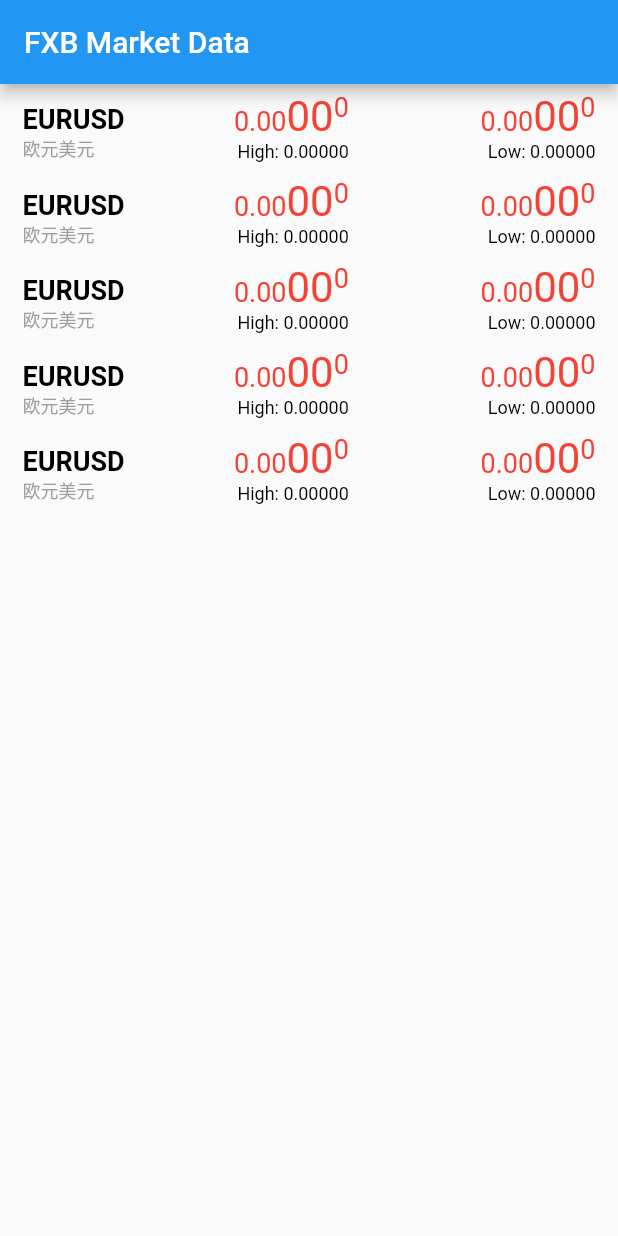
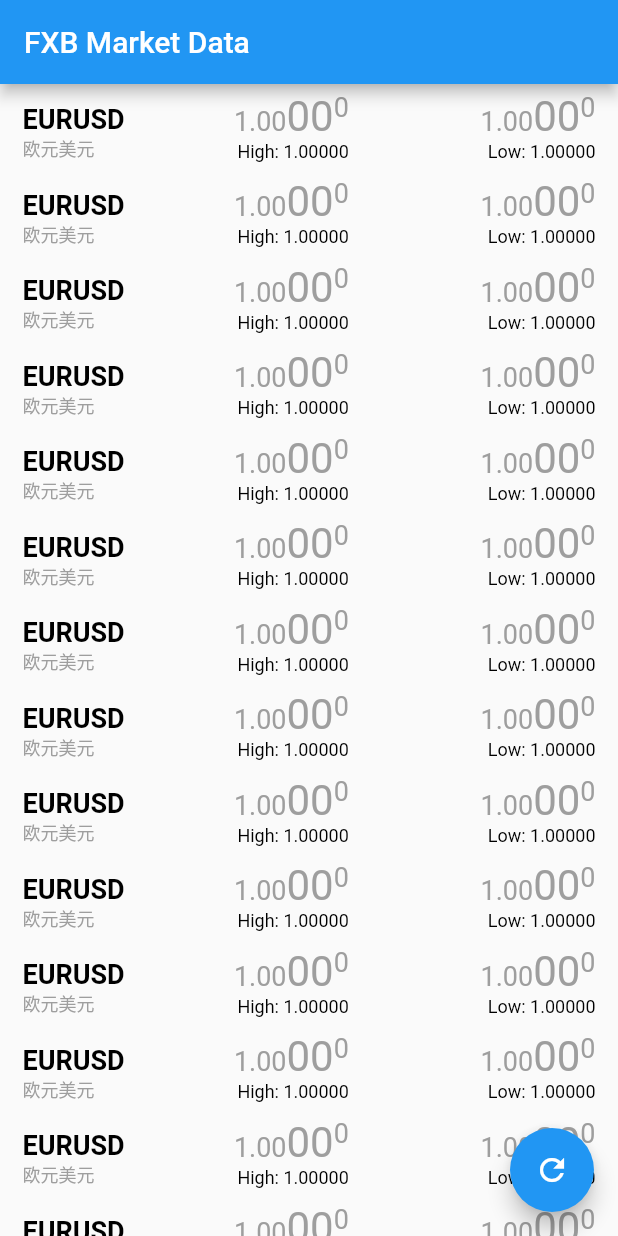
Before and after one commit to carlosxl/teaser, a Flutter app: the screen it shows after launch, on a phone screen of 412 x 824 dp. Run offline on Flutter 3.47's test engine with Material 2 defaults, Android fonts, the phone set to English and light mode, and no system bars; our stand-ins replace flutter_redux, redux.

Commit message:
revert back to remove animation

```diff
--- /dev/null
+++ b/lib/actions/actions.dart
@@ -0,0 +1 @@
+class RefreshAction {}
--- a/lib/main.dart
+++ b/lib/main.dart
@@ -35,12 +35,8 @@ class FxbMarketDataApp extends StatelessWidget {
         ],
         routes: {
           FxbMarketDataRoutes.home: (BuildContext context) {
-            return StoreBuilder<AppState>(
-              builder: (context, store) {
-                return MarketDataScreen();
-              },
-            );
-          }
+            return MarketDataScreen();
+          },
         },
       ),
     );
--- a/lib/models/app_store.dart
+++ b/lib/models/app_store.dart
@@ -17,6 +17,58 @@ class AppState {
           MarketData('EURUSD', '欧元美元', digits: 5),
           MarketData('EURUSD', '欧元美元', digits: 5),
           MarketData('EURUSD', '欧元美元', digits: 5),
+          MarketData('EURUSD', '欧元美元', digits: 5),
+          MarketData('EURUSD', '欧元美元', digits: 5),
+          MarketData('EURUSD', '欧元美元', digits: 5),
+          MarketData('EURUSD', '欧元美元', digits: 5),
+          MarketData('EURUSD', '欧元美元', digits: 5),
+          MarketData('EURUSD', '欧元美元', digits: 5),
+          MarketData('EURUSD', '欧元美元', digits: 5),
+          MarketData('EURUSD', '欧元美元', digits: 5),
+          MarketData('EURUSD', '欧元美元', digits: 5),
+          MarketData('EURUSD', '欧元美元', digits: 5),
+          MarketData('EURUSD', '欧元美元', digits: 5),
+          MarketData('EURUSD', '欧元美元', digits: 5),
+          MarketData('EURUSD', '欧元美元', digits: 5),
+          MarketData('EURUSD', '欧元美元', digits: 5),
+          MarketData('EURUSD', '欧元美元', digits: 5),
+          MarketData('EURUSD', '欧元美元', digits: 5),
+          MarketData('EURUSD', '欧元美元', digits: 5),
+          MarketData('EURUSD', '欧元美元', digits: 5),
+          MarketData('EURUSD', '欧元美元', digits: 5),
+          MarketData('EURUSD', '欧元美元', digits: 5),
+          MarketData('EURUSD', '欧元美元', digits: 5),
+          MarketData('EURUSD', '欧元美元', digits: 5),
+          MarketData('EURUSD', '欧元美元', digits: 5),
+          MarketData('EURUSD', '欧元美元', digits: 5),
+          MarketData('EURUSD', '欧元美元', digits: 5),
+          MarketData('EURUSD', '欧元美元', digits: 5),
+          MarketData('EURUSD', '欧元美元', digits: 5),
+          MarketData('EURUSD', '欧元美元', digits: 5),
+          MarketData('EURUSD', '欧元美元', digits: 5),
+          MarketData('EURUSD', '欧元美元', digits: 5),
+          MarketData('EURUSD', '欧元美元', digits: 5),
+          MarketData('EURUSD', '欧元美元', digits: 5),
+          MarketData('EURUSD', '欧元美元', digits: 5),
+          MarketData('EURUSD', '欧元美元', digits: 5),
+          MarketData('EURUSD', '欧元美元', digits: 5),
+          MarketData('EURUSD', '欧元美元', digits: 5),
+          MarketData('EURUSD', '欧元美元', digits: 5),
+          MarketData('EURUSD', '欧元美元', digits: 5),
+          MarketData('EURUSD', '欧元美元', digits: 5),
+          MarketData('EURUSD', '欧元美元', digits: 5),
+          MarketData('EURUSD', '欧元美元', digits: 5),
+          MarketData('EURUSD', '欧元美元', digits: 5),
+          MarketData('EURUSD', '欧元美元', digits: 5),
+          MarketData('EURUSD', '欧元美元', digits: 5),
+          MarketData('EURUSD', '欧元美元', digits: 5),
+          MarketData('EURUSD', '欧元美元', digits: 5),
+          MarketData('EURUSD', '欧元美元', digits: 5),
+          MarketData('EURUSD', '欧元美元', digits: 5),
+          MarketData('EURUSD', '欧元美元', digits: 5),
+          MarketData('EURUSD', '欧元美元', digits: 5),
+          MarketData('EURUSD', '欧元美元', digits: 5),
+          MarketData('EURUSD', '欧元美元', digits: 5),
         ],
       );
 }
--- a/lib/models/market_data.dart
+++ b/lib/models/market_data.dart
@@ -16,11 +16,27 @@ class MarketData {
   MarketData(
     this.name,
     this.nameLocal, {
-    this.bid = 0.0,
-    this.ask = 0.0,
-    this.high = 0.0,
-    this.low = 0.0,
+    this.bid = 1.0,
+    this.ask = 1.0,
+    this.high = 1.0,
+    this.low = 1.0,
     this.digits = 5,
     this.priceChange = PriceChange.NotChanged,
   });
+
+  factory MarketData.fromPrev(MarketData prev, double diff) {
+    PriceChange priceChange = diff == 0
+            ? PriceChange.NotChanged
+            : diff > 0 ? PriceChange.Increased : PriceChange.Decreased;
+
+    return MarketData(
+      prev.name,
+      prev.nameLocal,
+      bid: prev.bid + diff,
+      ask: prev.ask + diff,
+      high: (prev.ask + diff) > prev.high ? prev.ask + diff : prev.high,
+      low: (prev.bid + diff) < prev.high ? prev.bid + diff : prev.low,
+      priceChange: priceChange,
+    );
+  }
 }
--- a/lib/presentation/market_data_list.dart
+++ b/lib/presentation/market_data_list.dart
@@ -15,9 +15,7 @@ class MarketDataList extends StatelessWidget {
     return ListView.builder(
       itemCount: marketDataList.length,
       itemBuilder: (BuildContext context, int index) {
-        final marketData = marketDataList[index];
-
-        return MarketDataRow(marketData);
+        return MarketDataRow(marketDataList[index]);
       },
     );
   }
--- a/lib/presentation/market_data_row.dart
+++ b/lib/presentation/market_data_row.dart
@@ -1,19 +1,9 @@
-import 'package:flutter/animation.dart';
 import 'package:flutter/material.dart';
 
 import 'package:my_project/models/market_data.dart';
 import 'package:my_project/localizations.dart';
 
-
-class MarketDataRow extends StatefulWidget {
-  final MarketData data;
-
-  MarketDataRow(this.data);
-
-  _RowState createState() => _RowState(data);
-}
-
-class _RowState extends State<MarketDataRow> with SingleTickerProviderStateMixin {
+class MarketDataRow extends StatelessWidget {
   static final _nameTextStyle = TextStyle(
     fontSize: 18.0,
     color: Colors.black,
@@ -28,12 +18,9 @@ class _RowState extends State<MarketDataRow> with SingleTickerProviderStateMixin
     color: Colors.black,
   );
 
-  Animation<Color> animation;
-  AnimationController controller;
-
   final MarketData data;
 
-  _RowState(this.data);
+  MarketDataRow(this.data);
 
   Color get priceColor {
     switch (data.priceChange) {
@@ -45,19 +32,6 @@ class _RowState extends State<MarketDataRow> with SingleTickerProviderStateMixin
         return Colors.grey;
     }
     return Colors.grey;
-  }
-
-  initState() {
-    super.initState();
-    controller = AnimationController(
-        duration: const Duration(milliseconds: 200), vsync: this);
-    animation = ColorTween(begin: Colors.grey, end: Colors.red).animate(controller)
-      ..addListener(() {
-        setState(() {
-          // the state that has changed here is the animation object’s value
-        });
-      });
-    controller.forward();
   }
 
   @override
@@ -90,9 +64,10 @@ class _RowState extends State<MarketDataRow> with SingleTickerProviderStateMixin
               child: Column(
                 crossAxisAlignment: CrossAxisAlignment.end,
                 children: <Widget>[
-                  _ZoomedPrice(data.bid, data.digits, animation.value),
+                  _ZoomedPrice(data.bid, data.digits, priceColor),
                   Text(
-                    AppLocalizations.of(context).highPrice + data.low.toStringAsFixed(data.digits),
+                    AppLocalizations.of(context).highPrice +
+                        data.low.toStringAsFixed(data.digits),
                     style: _highLowTextStyle,
                   ),
                 ],
@@ -103,9 +78,10 @@ class _RowState extends State<MarketDataRow> with SingleTickerProviderStateMixin
               child: Column(
                 crossAxisAlignment: CrossAxisAlignment.end,
                 children: <Widget>[
-                  _ZoomedPrice(data.ask, data.digits, animation.value),
+                  _ZoomedPrice(data.ask, data.digits, priceColor),
                   Text(
-                    AppLocalizations.of(context).lowPrice + data.high.toStringAsFixed(data.digits),
+                    AppLocalizations.of(context).lowPrice +
+                        data.high.toStringAsFixed(data.digits),
                     style: _highLowTextStyle,
                   ),
                 ],
@@ -115,11 +91,6 @@ class _RowState extends State<MarketDataRow> with SingleTickerProviderStateMixin
         ),
       ),
     );
-  }
-
-  dispose() {
-    controller.dispose();
-    super.dispose();
   }
 }
 
--- a/lib/presentation/market_data_screen.dart
+++ b/lib/presentation/market_data_screen.dart
@@ -1,17 +1,29 @@
 import 'package:flutter/material.dart';
+import 'package:flutter_redux/flutter_redux.dart';
 
+import 'package:my_project/actions/actions.dart';
 import 'package:my_project/containers/market_data.dart';
 import 'package:my_project/localizations.dart';
-
+import 'package:my_project/models/app_store.dart';
 
 class MarketDataScreen extends StatelessWidget {
   @override
   Widget build(BuildContext context) {
-    return Scaffold(
-      appBar: AppBar(
-        title: Text(AppLocalizations.of(context).title),
-      ),
-      body: MarketDataBox(),
+    return StoreBuilder<AppState>(
+      builder: (context, store) {
+        return Scaffold(
+          appBar: AppBar(
+            title: Text(AppLocalizations.of(context).title),
+          ),
+          body: MarketDataBox(),
+          floatingActionButton: FloatingActionButton(
+            onPressed: () {
+              store.dispatch(RefreshAction());
+            },
+            child: Icon(Icons.refresh),
+          ),
+        );
+      },
     );
   }
 }
--- a/lib/reducers/app_state_reducer.dart
+++ b/lib/reducers/app_state_reducer.dart
@@ -1,5 +1,30 @@
+import 'dart:math';
+import 'package:redux/redux.dart';
+
+import 'package:my_project/actions/actions.dart';
 import 'package:my_project/models/app_store.dart';
+import 'package:my_project/models/market_data.dart';
 
-AppState appStateReducer(AppState state, action) {
-  return AppState();
+const double tickWidth = 0.0002;
+
+final appStateReducer = combineReducers<AppState>([
+  TypedReducer<AppState, RefreshAction>(_refresh),
+]);
+
+AppState _refresh(AppState state, RefreshAction action) {
+  Random rg = Random();
+
+  return AppState(
+    marketDataList: state.marketDataList.map((data) {
+      if (rg.nextBool()) {
+        double diff = tickWidth * (rg.nextDouble() - 0.5);
+        PriceChange priceChange = diff == 0.0
+            ? PriceChange.NotChanged
+            : diff > 0 ? PriceChange.Increased : PriceChange.NotChanged;
+
+        return MarketData.fromPrev(data, diff);
+      }
+      return MarketData.fromPrev(data, 0.0);
+    }).toList(),
+  );
 }
```
